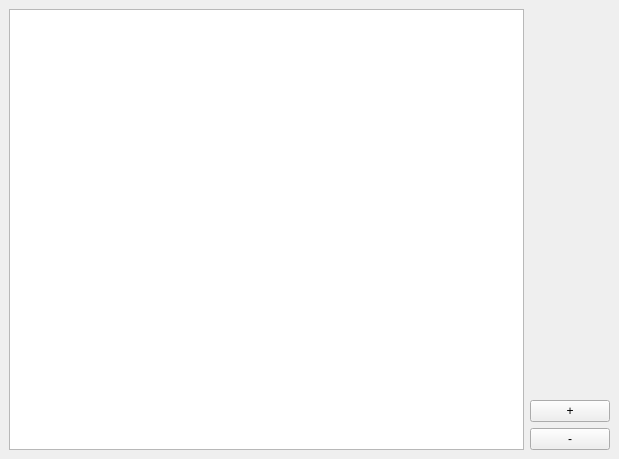
Above: proj/mainwindow.ui from boisbb/ICP before the change. Below: the same form after it.
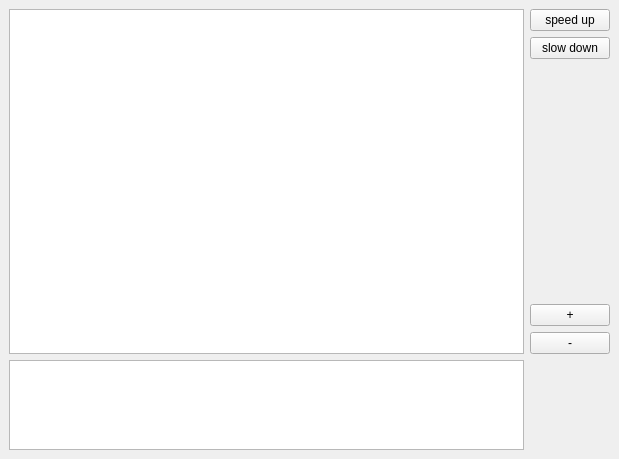
That is the form after the change.

Commit message: příprava layout

```diff
--- a/proj/mainwindow.ui
+++ b/proj/mainwindow.ui
@@ -14,19 +14,49 @@
    <string>MainWindow</string>
   </property>
   <widget class="QWidget" name="centralwidget">
-   <layout class="QHBoxLayout" name="horizontalLayout">
+   <layout class="QGridLayout" name="gridLayout">
+    <item row="1" column="0">
+     <layout class="QVBoxLayout" name="verticalLayout_2">
     <item>
-     <widget class="QGraphicsView" name="graphicsView">
+       <widget class="QGraphicsView" name="graphicsView_2">
       <property name="sizePolicy">
-       <sizepolicy hsizetype="Expanding" vsizetype="Expanding">
+         <sizepolicy hsizetype="Expanding" vsizetype="Minimum">
         <horstretch>0</horstretch>
         <verstretch>0</verstretch>
        </sizepolicy>
       </property>
-     </widget>
-    </item>
-    <item>
+        <property name="maximumSize">
+         <size>
+          <width>16777215</width>
+          <height>90</height>
+         </size>
+        </property>
+       </widget>
+      </item>
+     </layout>
+    </item>
+    <item row="0" column="1">
      <layout class="QVBoxLayout" name="verticalLayout_4">
+      <item>
+       <widget class="QPushButton" name="speed_up">
+        <property name="text">
+         <string>speed up</string>
+        </property>
+       </widget>
+      </item>
+      <item alignment="Qt::AlignTop">
+       <widget class="QPushButton" name="slow_down">
+        <property name="sizePolicy">
+         <sizepolicy hsizetype="Maximum" vsizetype="Fixed">
+          <horstretch>0</horstretch>
+          <verstretch>0</verstretch>
+         </sizepolicy>
+        </property>
+        <property name="text">
+         <string>slow down</string>
+        </property>
+       </widget>
+      </item>
       <item alignment="Qt::AlignBottom">
        <widget class="QPushButton" name="button_plus">
         <property name="sizePolicy">
@@ -55,6 +85,16 @@
       </item>
      </layout>
     </item>
+    <item row="0" column="0">
+     <widget class="QGraphicsView" name="graphicsView">
+      <property name="sizePolicy">
+       <sizepolicy hsizetype="Expanding" vsizetype="Expanding">
+        <horstretch>0</horstretch>
+        <verstretch>0</verstretch>
+       </sizepolicy>
+      </property>
+     </widget>
+    </item>
    </layout>
   </widget>
  </widget>
```
Lines whose indentation alone changed are shown as unchanged. The commit also changes 1 other file.
